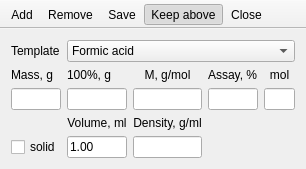
The window that gui_main.ui (FrankMamuda/fumingcube) describes before a commit, drawn with Qt 5.
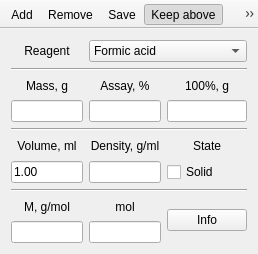
The same window after the commit. Icons and pictures are not drawn.

```diff
--- a/gui_main.ui
+++ b/gui_main.ui
@@ -6,8 +6,8 @@
    <rect>
     <x>0</x>
     <y>0</y>
-    <width>306</width>
-    <height>151</height>
+    <width>258</width>
+    <height>254</height>
    </rect>
   </property>
   <property name="windowTitle">
@@ -15,24 +15,44 @@
   </property>
   <widget class="QWidget" name="centralWidget">
    <layout class="QGridLayout" name="gridLayout">
-    <item row="1" column="3">
-     <widget class="QLabel" name="pureLabel">
-      <property name="text">
-       <string>100%, g</string>
+    <item row="0" column="3" colspan="2">
+     <widget class="QComboBox" name="templateCombo">
+      <property name="maxVisibleItems">
+       <number>32</number>
       </property>
+      <property name="insertPolicy">
+       <enum>QComboBox::InsertAlphabetically</enum>
+      </property>
+      <item>
+       <property name="text">
+        <string>Formic acid</string>
+       </property>
+      </item>
+      <item>
+       <property name="text">
+        <string>Water</string>
+       </property>
+      </item>
      </widget>
     </item>
-    <item row="3" column="3">
-     <widget class="QLabel" name="volumeLabel">
+    <item row="4" column="2" colspan="3">
+     <widget class="Line" name="line">
+      <property name="orientation">
+       <enum>Qt::Horizontal</enum>
+      </property>
+     </widget>
+    </item>
+    <item row="5" column="4">
+     <widget class="QLabel" name="label">
       <property name="text">
-       <string>Volume, ml</string>
+       <string>State</string>
       </property>
       <property name="alignment">
        <set>Qt::AlignCenter</set>
       </property>
      </widget>
     </item>
-    <item row="1" column="6">
+    <item row="8" column="3">
      <widget class="QLabel" name="molLabel">
       <property name="text">
        <string>mol</string>
@@ -42,7 +62,27 @@
       </property>
      </widget>
     </item>
-    <item row="1" column="4">
+    <item row="9" column="2">
+     <widget class="QLineEdit" name="molarEdit"/>
+    </item>
+    <item row="9" column="3">
+     <widget class="QLineEdit" name="molEdit"/>
+    </item>
+    <item row="6" column="4">
+     <widget class="QCheckBox" name="solidCheck">
+      <property name="text">
+       <string>Solid</string>
+      </property>
+     </widget>
+    </item>
+    <item row="7" column="2" colspan="3">
+     <widget class="Line" name="line_2">
+      <property name="orientation">
+       <enum>Qt::Horizontal</enum>
+      </property>
+     </widget>
+    </item>
+    <item row="8" column="2">
      <widget class="QLabel" name="molarLabel">
       <property name="text">
        <string>M, g/mol</string>
@@ -52,90 +92,106 @@
       </property>
      </widget>
     </item>
-    <item row="2" column="3">
-     <widget class="QLineEdit" name="pureEdit">
+    <item row="3" column="2">
+     <widget class="QLineEdit" name="massEdit">
       <property name="readOnly">
        <bool>true</bool>
       </property>
      </widget>
     </item>
-    <item row="2" column="6">
-     <widget class="QLineEdit" name="molEdit"/>
+    <item row="5" column="2">
+     <widget class="QLabel" name="volumeLabel">
+      <property name="text">
+       <string>Volume, ml</string>
+      </property>
+      <property name="alignment">
+       <set>Qt::AlignCenter</set>
+      </property>
+     </widget>
     </item>
     <item row="3" column="4">
-     <widget class="QLabel" name="densityLabel">
-      <property name="text">
-       <string>Density, g/ml</string>
-      </property>
-      <property name="alignment">
-       <set>Qt::AlignCenter</set>
-      </property>
-     </widget>
-    </item>
-    <item row="1" column="5">
-     <widget class="QLabel" name="assayLabel">
-      <property name="text">
-       <string>Assay, %</string>
+     <widget class="QLineEdit" name="pureEdit">
+      <property name="readOnly">
+       <bool>true</bool>
       </property>
      </widget>
     </item>
     <item row="0" column="2">
      <widget class="QLabel" name="templateLabel">
       <property name="text">
-       <string>Template</string>
+       <string>Reagent</string>
+      </property>
+      <property name="alignment">
+       <set>Qt::AlignCenter</set>
       </property>
      </widget>
     </item>
-    <item row="4" column="3">
+    <item row="6" column="2">
      <widget class="QLineEdit" name="volumeEdit">
       <property name="text">
        <string>1.00</string>
       </property>
      </widget>
     </item>
-    <item row="4" column="2">
-     <widget class="QCheckBox" name="solidCheck">
-      <property name="text">
-       <string>solid</string>
-      </property>
-     </widget>
-    </item>
-    <item row="1" column="2">
+    <item row="2" column="2">
      <widget class="QLabel" name="massLabel">
       <property name="text">
        <string>Mass, g</string>
       </property>
+      <property name="alignment">
+       <set>Qt::AlignCenter</set>
+      </property>
      </widget>
     </item>
-    <item row="2" column="2">
-     <widget class="QLineEdit" name="massEdit">
-      <property name="readOnly">
-       <bool>true</bool>
+    <item row="2" column="3">
+     <widget class="QLabel" name="assayLabel">
+      <property name="text">
+       <string>Assay, %</string>
       </property>
+      <property name="alignment">
+       <set>Qt::AlignCenter</set>
+      </property>
      </widget>
     </item>
-    <item row="0" column="3" colspan="4">
-     <widget class="QComboBox" name="templateCombo">
-      <item>
-       <property name="text">
-        <string>Formic acid</string>
-       </property>
-      </item>
-      <item>
-       <property name="text">
-        <string>Water</string>
-       </property>
-      </item>
-     </widget>
-    </item>
-    <item row="2" column="5">
+    <item row="3" column="3">
      <widget class="QLineEdit" name="assayEdit"/>
     </item>
-    <item row="4" column="4">
-     <widget class="QLineEdit" name="densityEdit"/>
+    <item row="5" column="3">
+     <widget class="QLabel" name="densityLabel">
+      <property name="text">
+       <string>Density, g/ml</string>
+      </property>
+      <property name="alignment">
+       <set>Qt::AlignCenter</set>
+      </property>
+     </widget>
     </item>
     <item row="2" column="4">
-     <widget class="QLineEdit" name="molarEdit"/>
+     <widget class="QLabel" name="pureLabel">
+      <property name="text">
+       <string>100%, g</string>
+      </property>
+      <property name="alignment">
+       <set>Qt::AlignCenter</set>
+      </property>
+     </widget>
+    </item>
+    <item row="6" column="3">
+     <widget class="QLineEdit" name="densityEdit"/>
+    </item>
+    <item row="1" column="2" colspan="3">
+     <widget class="Line" name="line_3">
+      <property name="orientation">
+       <enum>Qt::Horizontal</enum>
+      </property>
+     </widget>
+    </item>
+    <item row="8" column="4" rowspan="2">
+     <widget class="QPushButton" name="infoButton">
+      <property name="text">
+       <string>Info</string>
+      </property>
+     </widget>
     </item>
    </layout>
   </widget>
@@ -149,6 +205,9 @@
    <property name="allowedAreas">
     <set>Qt::TopToolBarArea</set>
    </property>
+   <property name="toolButtonStyle">
+    <enum>Qt::ToolButtonTextUnderIcon</enum>
+   </property>
    <property name="floatable">
     <bool>false</bool>
    </property>
```
Left out of the diff: 30 changed lines with no effect on the pictures.
